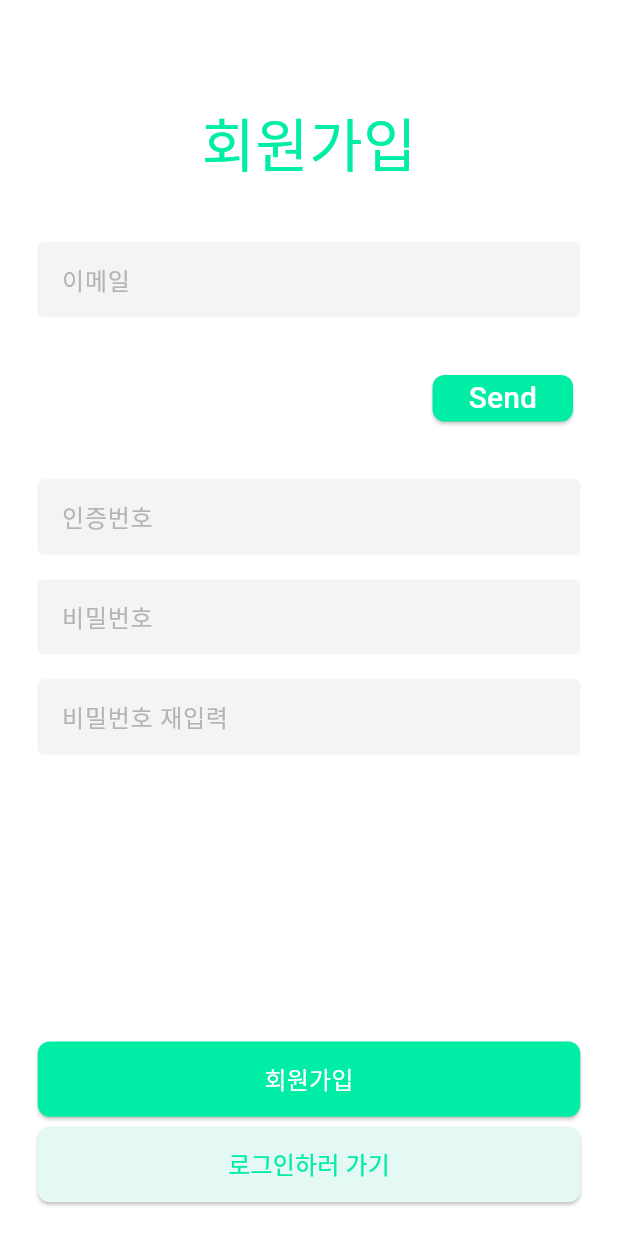
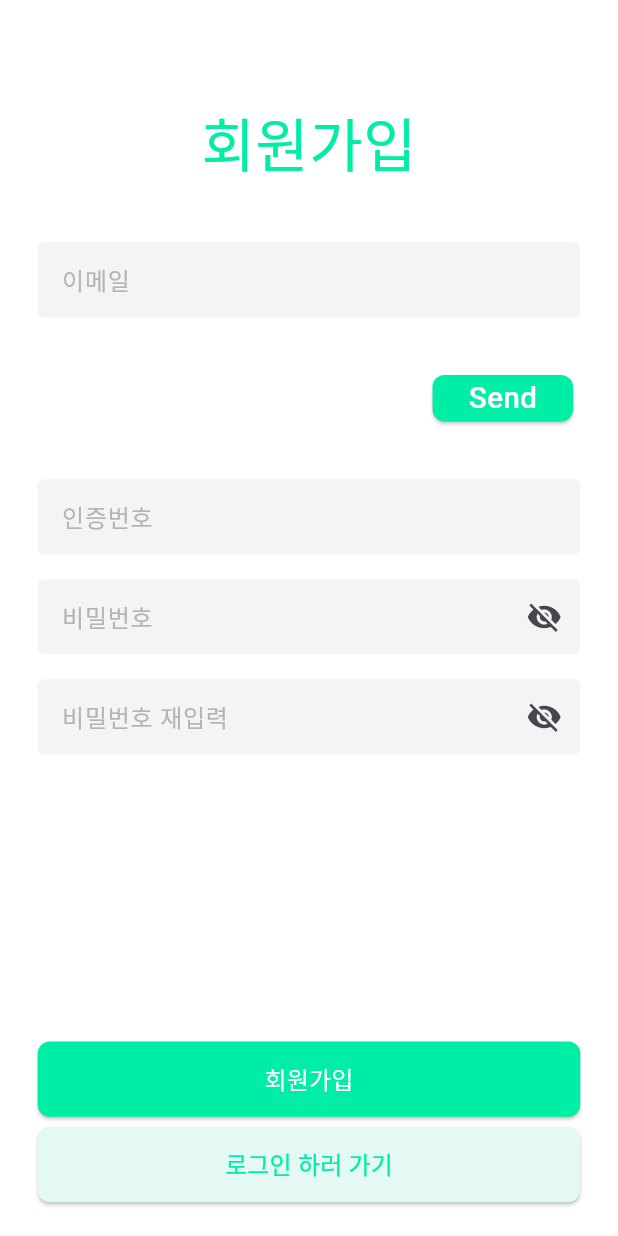
Before and after one commit to cartooncompany/homeworkMVVM, a Flutter app: the screen it shows after launch, after a tap on "회원가입하러 가기", on a phone screen of 412 x 824 dp. Run offline on Flutter 3.47's test engine with Material 3 defaults, Android fonts, the phone set to English and light mode, and no system bars; our stand-ins replace fl_chart, flutter_screenutil; Roboto replaces fonts that are missing (Pretendard).

Commit message:
기능 추가

```diff
--- a/lib/LoginPage/login_screen.dart
+++ b/lib/LoginPage/login_screen.dart
@@ -13,18 +13,24 @@ class LoginScreen extends StatefulWidget {
 }
 
 class _LoginScreenState extends State<LoginScreen> {
-  late TextEditingController _controller;
+  late TextEditingController _emailController = TextEditingController();
+  late TextEditingController _passwordController = TextEditingController();
+  bool _obscureText = true;
+
+
 
   @override
   void initState() {
     super.initState();
-    _controller = TextEditingController();
+    _emailController = TextEditingController();
+    _passwordController = TextEditingController();
   }
 
   @override
   void dispose() {
     super.dispose();
-    _controller.dispose();
+    _emailController.dispose();
+    _passwordController.dispose();
   }
 
   @override
@@ -62,7 +68,7 @@ class _LoginScreenState extends State<LoginScreen> {
                 ),
               ),
               keyboardType: TextInputType.emailAddress,
-              controller: _controller,
+              controller: _emailController,
             ),
           ),
           const SizedBox(
@@ -75,19 +81,29 @@ class _LoginScreenState extends State<LoginScreen> {
               borderRadius: BorderRadius.circular(8),
             ),
             child: TextField(
-              decoration: const InputDecoration(
+              obscureText: _obscureText,
+              decoration: InputDecoration(
+                suffixIcon: IconButton(
+                  icon: Icon(
+                    _obscureText ? Icons.visibility_off : Icons.visibility
+                  ), onPressed: (){
+                    setState(() {
+                      _obscureText = !_obscureText;
+                    });
+                },
+                ),
                 border: InputBorder.none,
                 labelText: "비밀번호",
                 filled: true,
-                fillColor: Color(0xffF4F4F4),
-                labelStyle: TextStyle(
+                fillColor: const Color(0xffF4F4F4),
+                labelStyle: const TextStyle(
                   color: Color(0xffB4B4B4),
                 ),
-                enabledBorder: OutlineInputBorder(
+                enabledBorder: const OutlineInputBorder(
                   borderSide: BorderSide.none,
                 ),
               ),
-              controller: _controller,
+              controller: _passwordController,
             ),
           ),
           SizedBox(
--- a/lib/LoginPage/signup_screen.dart
+++ b/lib/LoginPage/signup_screen.dart
@@ -11,6 +11,33 @@ class SignupScreen extends StatefulWidget {
 }
 
 class _SignupScreenState extends State<SignupScreen> {
+  late TextEditingController _signEmController = TextEditingController();
+  late TextEditingController _checkController = TextEditingController();
+  late TextEditingController _signPwController = TextEditingController();
+  late TextEditingController _checkPwController = TextEditingController();
+  bool _obscureText = true;
+  bool _chObscureText = true;
+
+  @override
+  void initState() {
+    super.initState();
+    _signEmController = TextEditingController();
+    _checkController = TextEditingController();
+    _signPwController = TextEditingController();
+    _checkPwController = TextEditingController();
+  }
+
+  @override
+  void dispose() {
+    super.dispose();
+    _signEmController.dispose();
+    _checkController.dispose();
+    _signPwController.dispose();
+    _checkPwController.dispose();
+
+  }
+
+
   @override
   Widget build(BuildContext context) {
     return Scaffold(
@@ -50,7 +77,7 @@ class _SignupScreenState extends State<SignupScreen> {
                 ),
               ),
               keyboardType: TextInputType.emailAddress,
-              controller: TextEditingController(),
+              controller: _signEmController,
             ),
           ),
           Padding(
@@ -88,7 +115,7 @@ class _SignupScreenState extends State<SignupScreen> {
                   enabledBorder: OutlineInputBorder(
                     borderSide: BorderSide.none,
                   )),
-              controller: TextEditingController(),
+              controller: _checkController,
             ),
           ),
           SizedBox(
@@ -99,17 +126,27 @@ class _SignupScreenState extends State<SignupScreen> {
             height: 52.h,
             decoration: BoxDecoration(borderRadius: BorderRadius.circular(8)),
             child: TextField(
-              decoration: const InputDecoration(
+              obscureText: _obscureText,
+              decoration: InputDecoration(
+                suffixIcon: IconButton(
+                  icon: Icon(
+                    _obscureText ? Icons.visibility_off : Icons.visibility
+                  ), onPressed: (){
+                    setState(() {
+                      _obscureText = !_obscureText;
+                    });
+                },
+                ),
                 border: InputBorder.none,
                 labelText: "비밀번호",
                 filled: true,
-                fillColor: Color(0xffF4F4F4),
-                labelStyle: TextStyle(color: Color(0xffB4B4B4)),
-                enabledBorder: OutlineInputBorder(
+                fillColor: const Color(0xffF4F4F4),
+                labelStyle: const TextStyle(color: Color(0xffB4B4B4)),
+                enabledBorder: const OutlineInputBorder(
                   borderSide: BorderSide.none,
                 ),
               ),
-              controller: TextEditingController(),
+              controller: _signPwController,
             ),
           ),
           SizedBox(
@@ -119,17 +156,27 @@ class _SignupScreenState extends State<SignupScreen> {
             width: 345.w,
             height: 52.h,
             child: TextField(
-              decoration: const InputDecoration(
+              obscureText: _chObscureText,
+              decoration: InputDecoration(
+                suffixIcon: IconButton(
+                  icon: Icon(
+                    _chObscureText ? Icons.visibility_off : Icons.visibility
+                  ), onPressed: (){
+                    setState(() {
+                      _chObscureText = !_chObscureText;
+                    });
+                },
+                ),
                 border: InputBorder.none,
                 labelText: "비밀번호 재입력",
                 filled: true,
                 fillColor: Color(0xffF4F4F4),
                 labelStyle: TextStyle(color: Color(0xffB4B4B4)),
-                enabledBorder: OutlineInputBorder(
+                enabledBorder: const OutlineInputBorder(
                   borderSide: BorderSide.none,
                 ),
               ),
-              controller: TextEditingController(),
+              controller: _checkPwController,
             ),
           ),
           SizedBox(
@@ -175,7 +222,7 @@ class _SignupScreenState extends State<SignupScreen> {
                 );
               },
               child: const Text(
-                "로그인하러 가기",
+                "로그인 하러 가기",
                 style: TextStyle(fontSize: 16, color: Color(0xff00EDA6)),
               )),
           SizedBox(
```
